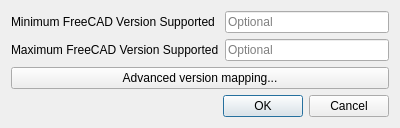
This is developer_mode_freecad_versions.ui in chennes/AddonManager as Qt 5 draws it before an edit. The edited form follows.
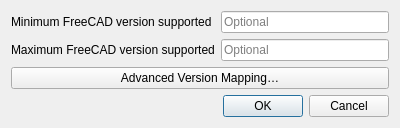
This is the edited form.

Patch:
```diff
--- a/developer_mode_freecad_versions.ui
+++ b/developer_mode_freecad_versions.ui
@@ -17,7 +17,7 @@
    <item row="0" column="0">
     <widget class="QLabel" name="label">
      <property name="text">
-      <string>Minimum FreeCAD Version Supported</string>
+      <string>Minimum FreeCAD version supported</string>
      </property>
     </widget>
    </item>
@@ -31,7 +31,7 @@
    <item row="1" column="0">
     <widget class="QLabel" name="label_2">
      <property name="text">
-      <string>Maximum FreeCAD Version Supported</string>
+      <string>Maximum FreeCAD version supported</string>
      </property>
     </widget>
    </item>
@@ -45,7 +45,7 @@
    <item row="2" column="0" colspan="2">
     <widget class="QPushButton" name="pushButton">
      <property name="text">
-      <string>Advanced version mapping...</string>
+      <string>Advanced Version Mapping…</string>
      </property>
     </widget>
    </item>
```
